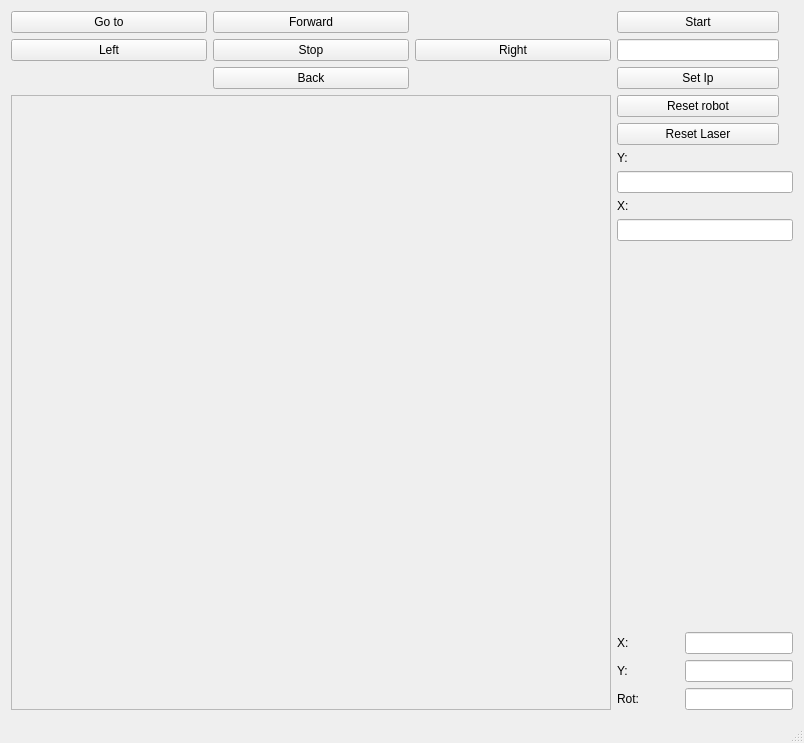
Old version of the form mainwindow.ui in the repository Viktorio7/RMRproject.
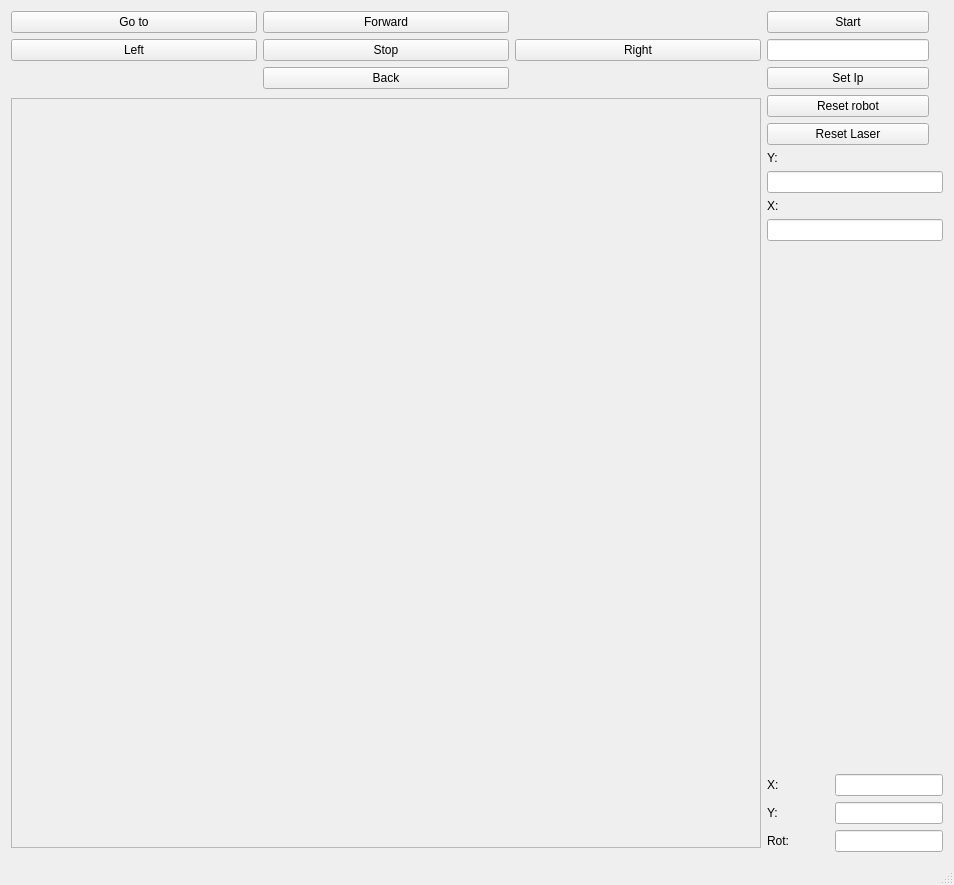
New version of the form.

What changed in the file:
```diff
--- a/mainwindow.ui
+++ b/mainwindow.ui
@@ -6,8 +6,8 @@
    <rect>
     <x>0</x>
     <y>0</y>
-    <width>804</width>
-    <height>743</height>
+    <width>954</width>
+    <height>885</height>
    </rect>
   </property>
   <property name="windowTitle">
@@ -18,15 +18,15 @@
     <item row="2" column="0">
      <widget class="QFrame" name="frame">
       <property name="sizePolicy">
-       <sizepolicy hsizetype="MinimumExpanding" vsizetype="Expanding">
+       <sizepolicy hsizetype="Fixed" vsizetype="Fixed">
         <horstretch>0</horstretch>
         <verstretch>0</verstretch>
        </sizepolicy>
       </property>
       <property name="minimumSize">
        <size>
-        <width>600</width>
-        <height>600</height>
+        <width>750</width>
+        <height>750</height>
        </size>
       </property>
       <property name="frameShape">
```
